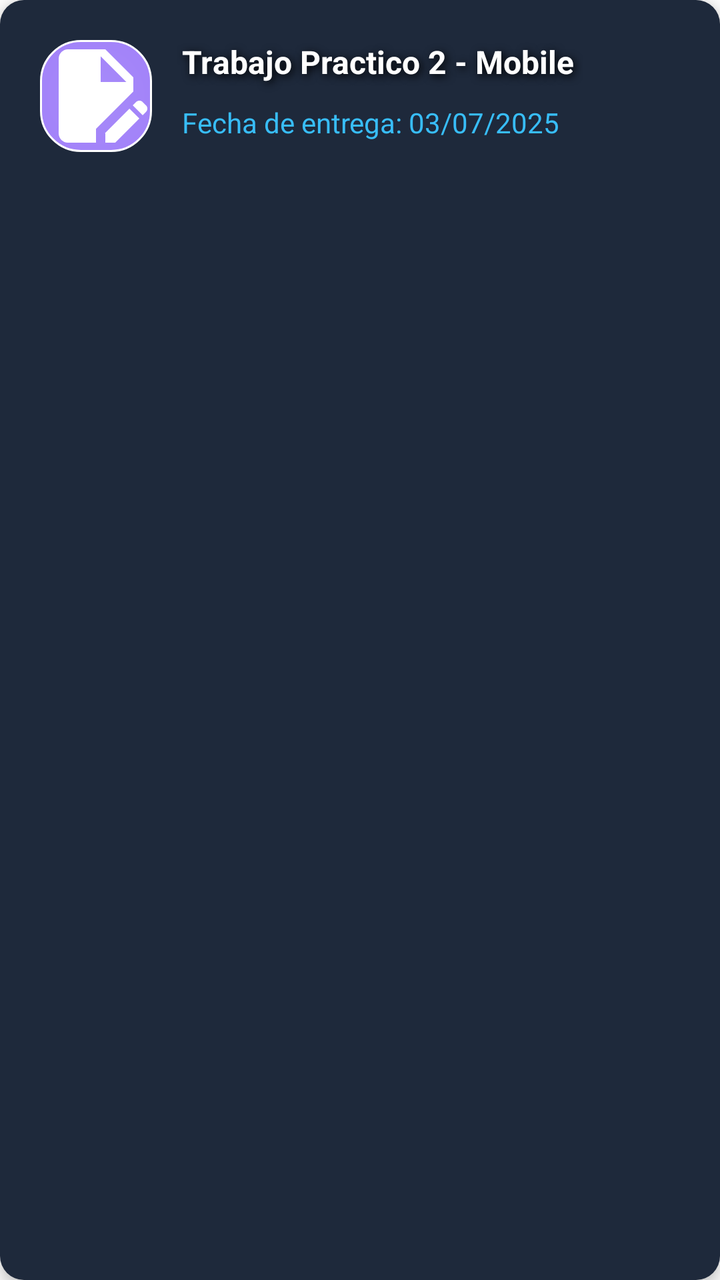
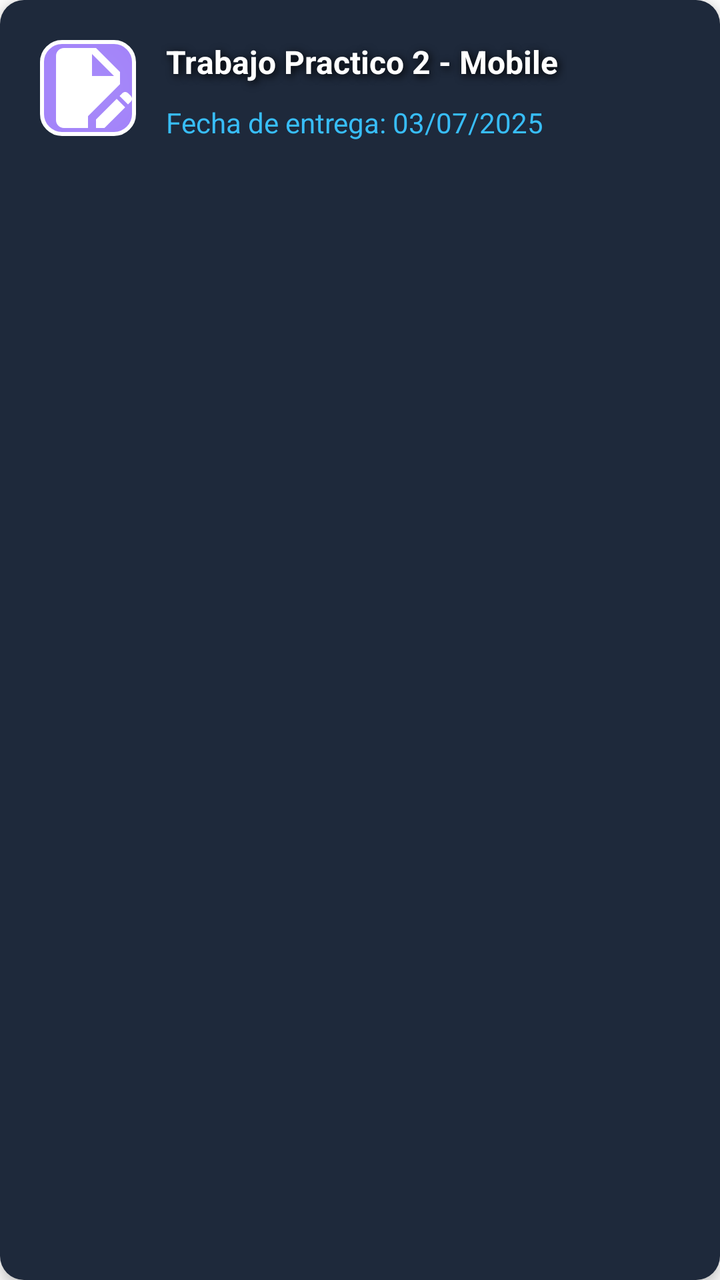

Two renders of the same Android screen: before a commit and after it. Below are the layout's source before the change and the commit's diff.
<!-- AndroidManifest.xml: application theme Theme.TrabajoPracticoFinal -->
<!-- res/layout/item_tarea.xml -->
<?xml version="1.0" encoding="utf-8"?>
<LinearLayout xmlns:android="http://schemas.android.com/apk/res/android"
    android:id="@+id/rvItemTarea"
    android:padding="15dp"
    android:orientation="horizontal"
    android:layout_width="match_parent"
    android:layout_height="wrap_content"
    android:background="@drawable/rounded_corner_view"
    android:elevation="4dp"
    android:clickable="true"
    android:focusable="true"
    android:foreground="?attr/selectableItemBackground"
    android:layout_marginHorizontal="12dp"
    android:layout_marginBottom="16dp">

    <ImageView
        android:layout_margin="5dp"
        android:background="@drawable/rounded_corner_violetgradient"
        android:layout_width="56dp"
        android:layout_height="56dp"
        android:src="@drawable/baseline_edit_document_24"/>

    <LinearLayout
        android:orientation="vertical"
        android:layout_width="wrap_content"
        android:layout_height="wrap_content"
        android:layout_marginLeft="5dp">

        <TextView
            android:id="@+id/tvNombre"
            android:textColor="@color/white"
            android:padding="5dp"
            android:textStyle="bold"
            android:fontFamily="sans-serif"
            android:textSize="16sp"
            android:shadowColor="@color/black"
            android:shadowDx="3"
            android:shadowDy="3"
            android:shadowRadius="10"
            android:text="Trabajo Practico 2 - Mobile"
            android:layout_width="wrap_content"
            android:layout_height="wrap_content" />

        <TextView
            android:id="@+id/tvFecha"
            android:textColor="#38BDF8"
            android:padding="5dp"
            android:text="Fecha de entrega: 03/07/2025"
            android:fontFamily="sans-serif"
            android:layout_width="wrap_content"
            android:layout_height="wrap_content" />

    </LinearLayout>


</LinearLayout>
<!-- resources referenced by this layout -->
<resources>
  <color name="black">#FF000000</color>
  <color name="white">#FFFFFFFF</color>
  <!-- drawable baseline_edit_document_24 (drawable) -->
  <vector xmlns:android="http://schemas.android.com/apk/res/android" android:height="24dp" android:tint="#FFFFFF" android:viewportHeight="24" android:viewportWidth="24" android:width="24dp">
        
      <path android:fillColor="@android:color/white" android:pathData="M14,19.88l0,2.12l2.12,0l5.17,-5.17l-2.12,-2.12z"/>
        
      <path android:fillColor="@android:color/white" android:pathData="M20,8l-6,-6H6C4.9,2 4.01,2.9 4.01,4L4,20c0,1.1 0.89,2 1.99,2H12v-2.95l8,-8V8zM13,9V3.5L18.5,9H13z"/>
        
      <path android:fillColor="@android:color/white" android:pathData="M22.71,14L22,13.29c-0.39,-0.39 -1.02,-0.39 -1.41,0L19.88,14L22,16.12l0.71,-0.71C23.1,15.02 23.1,14.39 22.71,14z"/>
      
  </vector>
  <!-- drawable rounded_corner_view (drawable) -->
  <shape xmlns:android="http://schemas.android.com/apk/res/android"
      android:shape="rectangle">
      <solid android:color="#1E293B" />
      <corners android:radius="12dp" />
  </shape>
  <!-- drawable rounded_corner_violetgradient (drawable) -->
  <shape xmlns:android="http://schemas.android.com/apk/res/android"
      xmlns:tools="http://schemas.android.com/tools"
      android:shape="rectangle"
      tools:ignore="ExtraText">
      <gradient
          android:type="radial"
          android:startColor="#A78BFA"
          android:endColor="#7C3AED"
          android:angle="1"
          android:gradientRadius="300dp"
          ></gradient>
  
      <corners android:radius="20dp" />
      <stroke
          android:width="1dp"
          android:color="@android:color/white" />
  </shape>
  <style name="Theme.TrabajoPracticoFinal" parent="Theme.MaterialComponents.DayNight.DarkActionBar">
          
          <item name="colorPrimary">@color/purple_500</item>
          <item name="colorPrimaryVariant">@color/purple_700</item>
          <item name="colorOnPrimary">@color/white</item>
          
          <item name="colorSecondary">@color/teal_200</item>
          <item name="colorSecondaryVariant">@color/teal_700</item>
          <item name="colorOnSecondary">@color/black</item>
          
          <item name="android:statusBarColor">?attr/colorPrimaryVariant</item>
          
          <item name="android:fontFamily">@font/roboto</item>
      </style>
  <color name="purple_500">#FF6200EE</color>
  <color name="purple_700">#FF3700B3</color>
  <color name="teal_200">#FF03DAC5</color>
  <color name="teal_700">#FF018786</color>
</resources>

<!-- the commit's change to res/layout/item_tarea.xml (unified diff, before → after) -->
@@ -14,10 +14,10 @@
     android:layout_marginBottom="16dp">
 
     <ImageView
+        android:layout_width="48dp"
+        android:layout_height="48dp"
         android:layout_margin="5dp"
         android:background="@drawable/rounded_corner_violetgradient"
-        android:layout_width="56dp"
-        android:layout_height="56dp"
         android:src="@drawable/baseline_edit_document_24"/>
 
     <LinearLayout
<!-- resource entries referenced after the edit -->
@@ -3,7 +3,7 @@
   <color name="black">#FF000000</color>
   <color name="white">#FFFFFFFF</color>
   <!-- drawable baseline_edit_document_24 (drawable) -->
-  <vector xmlns:android="http://schemas.android.com/apk/res/android" android:height="24dp" android:tint="#FFFFFF" android:viewportHeight="24" android:viewportWidth="24" android:width="24dp">
+  <vector xmlns:android="http://schemas.android.com/apk/res/android" android:height="20dp" android:tint="#FFFFFF" android:viewportHeight="24" android:viewportWidth="24" android:width="20dp">
         
       <path android:fillColor="@android:color/white" android:pathData="M14,19.88l0,2.12l2.12,0l5.17,-5.17l-2.12,-2.12z"/>
         
@@ -20,20 +20,15 @@
   </shape>
   <!-- drawable rounded_corner_violetgradient (drawable) -->
   <shape xmlns:android="http://schemas.android.com/apk/res/android"
-      xmlns:tools="http://schemas.android.com/tools"
-      android:shape="rectangle"
-      tools:ignore="ExtraText">
+      android:shape="rectangle">
       <gradient
           android:type="radial"
           android:startColor="#A78BFA"
           android:endColor="#7C3AED"
-          android:angle="1"
-          android:gradientRadius="300dp"
-          ></gradient>
-  
-      <corners android:radius="20dp" />
+          android:gradientRadius="300dp" />
+      <corners android:radius="10dp" />
       <stroke
-          android:width="1dp"
+          android:width="2dp"
           android:color="@android:color/white" />
   </shape>
   <style name="Theme.TrabajoPracticoFinal" parent="Theme.MaterialComponents.DayNight.DarkActionBar">
